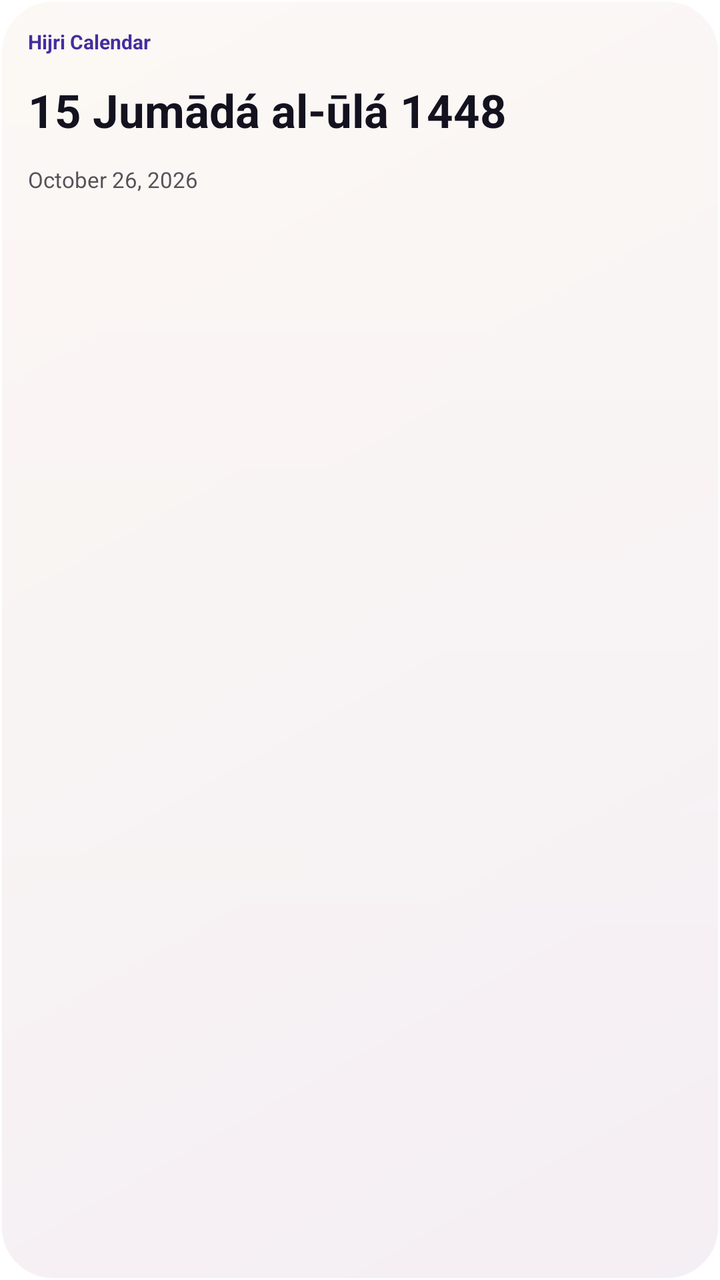
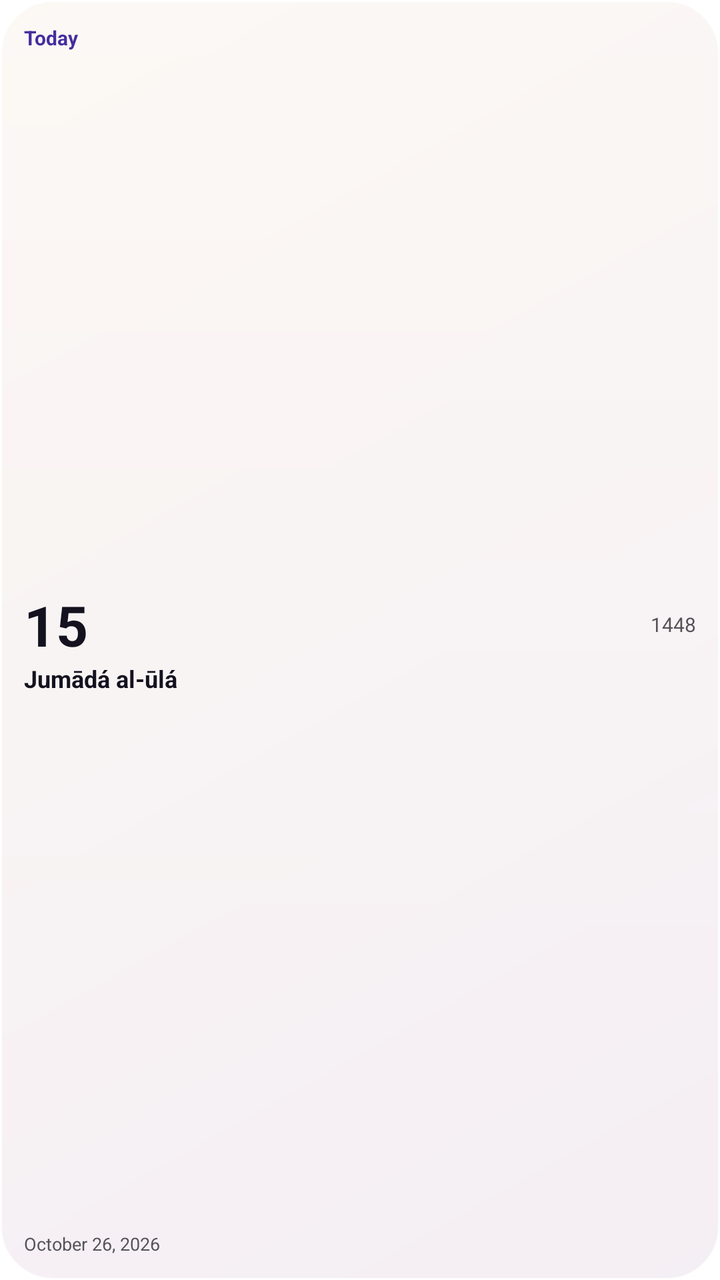

Two renders of the same Android screen: before a commit and after it. Below are the layout's source before the change and the commit's diff.
<!-- AndroidManifest.xml: fallback theme Theme.MaterialComponents.DayNight.NoActionBar -->
<!-- res/layout/widget_preview_hijri.xml -->
<?xml version="1.0" encoding="utf-8"?>
<LinearLayout xmlns:android="http://schemas.android.com/apk/res/android" android:layout_width="match_parent" android:layout_height="match_parent" android:orientation="vertical" android:padding="14dp" android:background="@drawable/widget_card"><TextView android:layout_width="match_parent" android:layout_height="wrap_content" android:text="@string/widget_hijri" android:textColor="@color/widget_fallback_accent" android:textSize="10sp" android:textStyle="bold" android:paddingBottom="4dp"/><TextView android:layout_width="match_parent" android:layout_height="wrap_content" android:text="@string/widget_preview_hijri" android:textColor="@color/widget_fallback_ink" android:textSize="23sp" android:textStyle="bold" android:paddingTop="8dp" android:maxLines="2"/><TextView android:layout_width="match_parent" android:layout_height="wrap_content" android:text="@string/widget_preview_gregorian" android:textColor="@color/widget_fallback_muted" android:textSize="11sp" android:paddingTop="12dp" android:maxLines="2"/></LinearLayout>
<!-- resources referenced by this layout -->
<resources>
  <color name="widget_fallback_accent">@color/widget_islamic_light_accent</color>
  <color name="widget_fallback_ink">@color/widget_islamic_light_ink</color>
  <color name="widget_fallback_muted">@color/widget_islamic_light_muted</color>
  <!-- drawable widget_card (drawable) -->
  <?xml version="1.0" encoding="utf-8"?>
  <layer-list xmlns:android="http://schemas.android.com/apk/res/android"><item android:drawable="@drawable/widget_glass_islamic_light"/></layer-list>
  <string name="widget_hijri" formatted="false">Hijri Calendar</string>
  <string name="widget_preview_gregorian" formatted="false">October 26, 2026</string>
  <string name="widget_preview_hijri" formatted="false">15 Jumādá al-ūlá 1448</string>
  <color name="widget_islamic_light_accent">#452D9F</color>
  <color name="widget_islamic_light_ink">#14121F</color>
  <color name="widget_islamic_light_muted">#55525A</color>
  <!-- drawable widget_glass_islamic_light (drawable) -->
  <?xml version="1.0" encoding="utf-8"?>
  <layer-list xmlns:android="http://schemas.android.com/apk/res/android"><item><shape android:shape="rectangle"><corners android:radius="26dp"/><gradient android:angle="315" android:startColor="#F7FBF6F1" android:endColor="#F7F4EEF4"/><stroke android:width="1dp" android:color="#E6FFFFFF"/></shape></item><item><shape android:shape="rectangle"><corners android:radius="26dp"/><gradient android:angle="270" android:startColor="#38FFFFFF" android:endColor="#00FFFFFF"/></shape></item></layer-list>
</resources>

<!-- the commit's change to res/layout/widget_preview_hijri.xml (unified diff, before → after) -->
@@ -1,2 +1,2 @@
 <?xml version="1.0" encoding="utf-8"?>
-<LinearLayout xmlns:android="http://schemas.android.com/apk/res/android" android:layout_width="match_parent" android:layout_height="match_parent" android:orientation="vertical" android:padding="14dp" android:background="@drawable/widget_card"><TextView android:layout_width="match_parent" android:layout_height="wrap_content" android:text="@string/widget_hijri" android:textColor="@color/widget_fallback_accent" android:textSize="10sp" android:textStyle="bold" android:paddingBottom="4dp"/><TextView android:layout_width="match_parent" android:layout_height="wrap_content" android:text="@string/widget_preview_hijri" android:textColor="@color/widget_fallback_ink" android:textSize="23sp" android:textStyle="bold" android:paddingTop="8dp" android:maxLines="2"/><TextView android:layout_width="match_parent" android:layout_height="wrap_content" android:text="@string/widget_preview_gregorian" android:textColor="@color/widget_fallback_muted" android:textSize="11sp" android:paddingTop="12dp" android:maxLines="2"/></LinearLayout>
+<LinearLayout xmlns:android="http://schemas.android.com/apk/res/android" android:layout_width="match_parent" android:layout_height="match_parent" android:orientation="vertical" android:padding="12dp" android:background="@drawable/widget_card"><TextView android:layout_width="match_parent" android:layout_height="wrap_content" android:text="@string/widget_today" android:textColor="@color/widget_fallback_accent" android:textSize="10sp" android:textStyle="bold" android:maxLines="2" android:autoSizeTextType="uniform" android:autoSizeMinTextSize="9sp" android:autoSizeMaxTextSize="10sp" android:autoSizeStepGranularity="1sp"/><LinearLayout android:layout_width="match_parent" android:layout_height="0dp" android:layout_weight="1" android:orientation="vertical" android:gravity="center_vertical"><LinearLayout android:layout_width="match_parent" android:layout_height="wrap_content" android:orientation="horizontal" android:baselineAligned="false" android:gravity="center_vertical"><TextView android:layout_width="0dp" android:layout_height="wrap_content" android:text="@string/widget_preview_hijri_day" android:textColor="@color/widget_fallback_ink" android:textSize="28sp" android:textStyle="bold" android:layout_weight="1" android:maxLines="1"/><TextView android:layout_width="0dp" android:layout_height="wrap_content" android:text="@string/widget_preview_hijri_year" android:textColor="@color/widget_fallback_muted" android:textSize="10sp" android:layout_weight="1" android:gravity="end" android:maxLines="1"/></LinearLayout><TextView android:layout_width="match_parent" android:layout_height="wrap_content" android:text="@string/widget_preview_hijri_month" android:textColor="@color/widget_fallback_ink" android:textSize="12sp" android:textStyle="bold" android:maxLines="2"/></LinearLayout><TextView android:layout_width="match_parent" android:layout_height="wrap_content" android:text="@string/widget_preview_gregorian" android:textColor="@color/widget_fallback_muted" android:textSize="9sp" android:maxLines="2"/></LinearLayout>
<!-- resource entries referenced after the edit -->
@@ -6,9 +6,11 @@
   <!-- drawable widget_card (drawable) -->
   <?xml version="1.0" encoding="utf-8"?>
   <layer-list xmlns:android="http://schemas.android.com/apk/res/android"><item android:drawable="@drawable/widget_glass_islamic_light"/></layer-list>
-  <string name="widget_hijri" formatted="false">Hijri Calendar</string>
   <string name="widget_preview_gregorian" formatted="false">October 26, 2026</string>
-  <string name="widget_preview_hijri" formatted="false">15 Jumādá al-ūlá 1448</string>
+  <string name="widget_preview_hijri_day" formatted="false">15</string>
+  <string name="widget_preview_hijri_month" formatted="false">Jumādá al-ūlá</string>
+  <string name="widget_preview_hijri_year" formatted="false">1448</string>
+  <string name="widget_today" formatted="false">Today</string>
   <color name="widget_islamic_light_accent">#452D9F</color>
   <color name="widget_islamic_light_ink">#14121F</color>
   <color name="widget_islamic_light_muted">#55525A</color>
